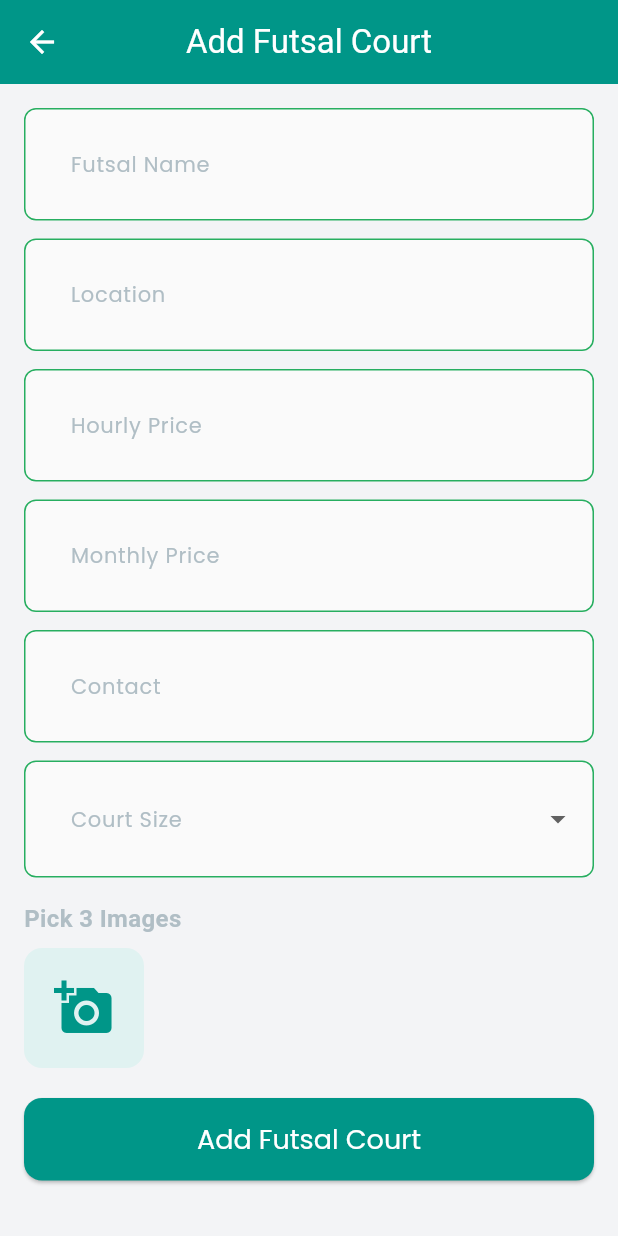
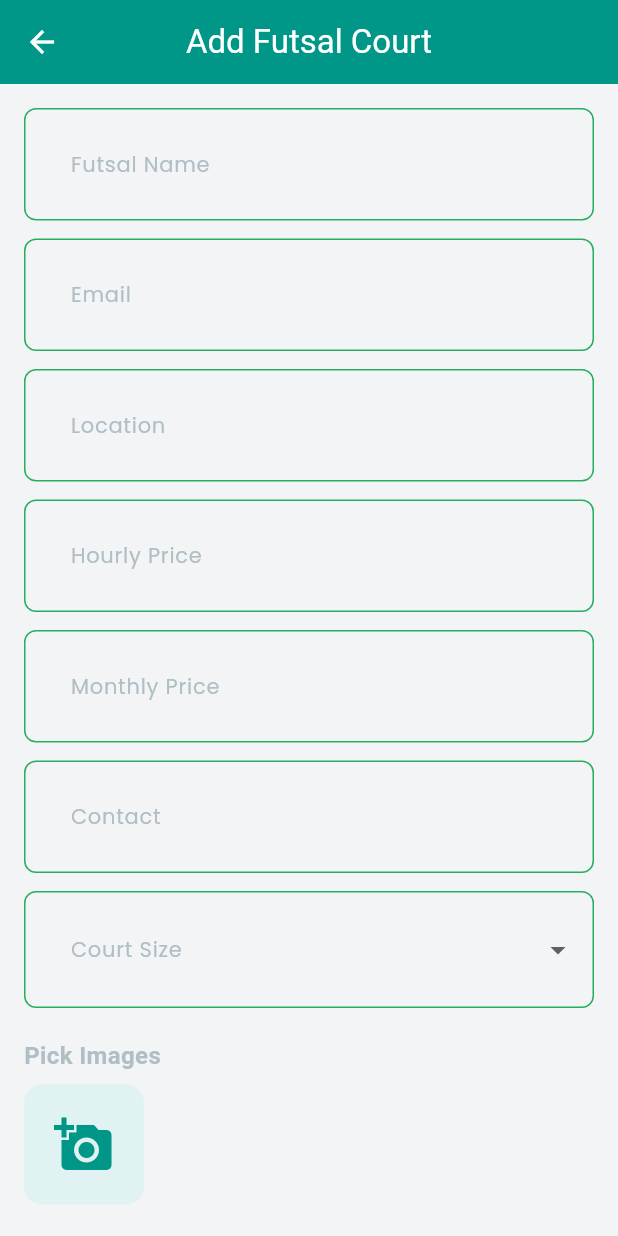
Before and after one commit to ashish10010/futsal_project, a Flutter app: the AddFutsal screen opened by its route, after a tap on the "add a photo" icon, on a phone screen of 412 x 824 dp. Run offline on Flutter 3.47's test engine with Material 3 defaults, Android fonts, the light colour scheme and no system bars; our stand-ins replace cached_network_image, carousel_slider, equatable, flutter_bloc, flutter_secure_storage, geolocator and 6 more; missing offline and left inert: khalti_flutter; accounts and stored records are empty.

Commit message:
"update:"

```diff
--- a/lib/service/image_picker_service.dart
+++ b/lib/service/image_picker_service.dart
@@ -6,7 +6,7 @@ class ImagePickerService {
 
 
   Future<List<File>> pickMultipleImages(int count) async {
-    final List<XFile>? pickedFiles = await _picker.pickMultiImage();
+    final List<XFile> pickedFiles = await _picker.pickMultiImage();
 
     if (pickedFiles != null) {
 
--- /dev/null
+++ b/lib/src/core/constants/images.dart
@@ -0,0 +1,6 @@
+String addfutsalcardimgUrl =
+    "https://firebasestorage.googleapis.com/v0/b/quicksal-da7b9.firebasestorage.app/o/moon_futsal2.jpg?alt=media&token=32d96816-6b5c-43bb-93cf-7b95a6c51696";
+String addfutsalImg1Url =
+    "https://firebasestorage.googleapis.com/v0/b/quicksal-da7b9.firebasestorage.app/o/moon_futsal1.jpg?alt=media&token=ab3519ff-8c51-47dc-9616-114f731f4272";
+String addFutsalImg2Url =
+    "https://firebasestorage.googleapis.com/v0/b/quicksal-da7b9.firebasestorage.app/o/moon_futsal2.jpg?alt=media&token=32d96816-6b5c-43bb-93cf-7b95a6c51696";
--- a/lib/src/core/constants/string.dart
+++ b/lib/src/core/constants/string.dart
@@ -1,5 +1,5 @@
 class AppString {
   static String title = 'QuickSal';
-  static String baseUrl=  'http://192.168.100.133:3000';
+  static String baseUrl=  'http://192.168.1.99:3000';
   static String googleApiKey = "AIzaSyBTJpfg-aQqTFSXPkssvjESvdKmsbkFTSM";
 }
--- a/lib/src/features/owner/presentation/add_futsal.dart
+++ b/lib/src/features/owner/presentation/add_futsal.dart
@@ -1,11 +1,10 @@
 import 'package:flutter/material.dart';
-import 'package:flutter_bloc/flutter_bloc.dart';
+import 'package:logger/logger.dart';
 import 'dart:io';
+import 'package:image_picker/image_picker.dart';
 import 'package:futsal_booking_app/service/auth_service.dart';
-import 'package:futsal_booking_app/service/cloud_storage_service.dart';
-import 'package:futsal_booking_app/service/image_picker_service.dart';
-import 'package:futsal_booking_app/cubit/field_cubit.dart';
-import 'package:futsal_booking_app/src/features/futsal/data/models/field_model.dart';
+import 'package:futsal_booking_app/service/field_service.dart';
+import '../../../core/constants/images.dart';
 
 class AddFutsal extends StatefulWidget {
   const AddFutsal({super.key});
@@ -16,67 +15,74 @@ class AddFutsal extends StatefulWidget {
 
 class _AddFutsalState extends State<AddFutsal> {
   final _formKey = GlobalKey<FormState>();
+  final Logger _logger = Logger();
 
+  // Controllers
   final TextEditingController nameController = TextEditingController();
+  final TextEditingController emailController = TextEditingController();
   final TextEditingController locationController = TextEditingController();
   final TextEditingController hourlyPriceController = TextEditingController();
   final TextEditingController monthlyPriceController = TextEditingController();
   final TextEditingController contactController = TextEditingController();
 
   String? selectedCourtSize;
-  final ImagePickerService _imagePickerService = ImagePickerService();
-  final CloudStorageService _cloudStorageService = CloudStorageService();
-
-  List<File> selectedImages = [];
   bool isLoading = false;
 
+  final FieldService _fieldService = FieldService();
+  final ImagePicker _imagePicker = ImagePicker();
+  List<File> selectedImages = [];
+
+  /// Pick multiple images
+  Future<void> _pickImages() async {
+    try {
+      final List<XFile>? images = await _imagePicker.pickMultiImage();
+
+      if (images != null && images.isNotEmpty) {
+        setState(() {
+          selectedImages = images.map((e) => File(e.path)).toList();
+        });
+        _logger.d("Images selected: ${selectedImages.map((e) => e.path)}");
+      } else {
+        _logger.w("No images were selected.");
+      }
+    } catch (e) {
+      _logger.e("Error picking images: $e");
+      ScaffoldMessenger.of(context).showSnackBar(
+        SnackBar(content: Text("Error picking images: $e")),
+      );
+    }
+  }
+
+
   Future<void> _submitForm() async {
-    if (_formKey.currentState!.validate() &&
-        selectedCourtSize != null &&
-        selectedImages.length == 3) {
+    if (_formKey.currentState!.validate() && selectedCourtSize != null) {
       setState(() => isLoading = true);
 
       try {
         final userId = await AuthService().getUserId();
         if (userId == null) throw Exception("User not authenticated.");
 
-        // Upload images to Cloud Storage
-        final cardImageUrl = await _cloudStorageService.uploadImage(
-          selectedImages[0],
-          "futsal_images/card_${DateTime.now()}",
-        );
-        final carouselImageUrl1 = await _cloudStorageService.uploadImage(
-          selectedImages[1],
-          "futsal_images/carousel1_${DateTime.now()}",
-
-        );
-        final carouselImageUrl2 = await _cloudStorageService.uploadImage(
-          selectedImages[2],
-          "futsal_images/carousel2_${DateTime.now()}",
-        );
-
-        final newFutsal = FieldModel(
-          id: '',
-          email: '',
+        await _fieldService.addFutsal(
           name: nameController.text,
+          email: emailController.text,
           location: locationController.text,
           hourlyPrice: hourlyPriceController.text,
           monthlyPrice: monthlyPriceController.text,
+          contact: contactController.text,
           courtSize: selectedCourtSize!,
-          contact: contactController.text,
-          cardImg: cardImageUrl,
-          img1: carouselImageUrl1,
-          img2: carouselImageUrl2,
           userId: userId,
+          cardImg: addfutsalcardimgUrl,
+          img1: addfutsalImg1Url,
+          img2: addFutsalImg2Url,
         );
 
-        await context.read<FieldCubit>().addField(newFutsal);
-
+        _logger.i("Futsal added successfully!");
         ScaffoldMessenger.of(context).showSnackBar(
           const SnackBar(content: Text('Futsal Court Added Successfully!')),
         );
         Navigator.pop(context);
       } catch (e) {
+        _logger.e("Error adding futsal: $e");
         ScaffoldMessenger.of(context).showSnackBar(
           SnackBar(content: Text('Error: $e')),
         );
@@ -84,19 +90,11 @@ class _AddFutsalState extends State<AddFutsal> {
         setState(() => isLoading = false);
       }
     } else {
+      _logger.w("Form validation failed or court size not selected.");
       ScaffoldMessenger.of(context).showSnackBar(
-        const SnackBar(
-            content:
-                Text('Please fill all fields and select 3 images!')),
+        const SnackBar(content: Text('Please fill all fields!')),
       );
     }
-  }
-
-  Future<void> _pickImages() async {
-    final images = await _imagePickerService.pickMultipleImages(3);
-    setState(() {
-      selectedImages = images.map((e) => File(e.path)).toList();
-    });
   }
 
   @override
@@ -104,9 +102,8 @@ class _AddFutsalState extends State<AddFutsal> {
     return Scaffold(
       appBar: AppBar(
         title: const Text("Add Futsal Court"),
+        backgroundColor: Colors.teal,
         centerTitle: true,
-        backgroundColor: Colors.teal,
-        elevation: 0,
       ),
       body: Stack(
         children: [
@@ -116,9 +113,9 @@ class _AddFutsalState extends State<AddFutsal> {
               child: Form(
                 key: _formKey,
                 child: Column(
-                  crossAxisAlignment: CrossAxisAlignment.stretch,
                   children: [
                     _buildTextField(nameController, "Futsal Name"),
+                    _buildTextField(emailController, "Email"),
                     _buildTextField(locationController, "Location"),
                     _buildTextField(hourlyPriceController, "Hourly Price",
                         isNumeric: true),
@@ -127,7 +124,7 @@ class _AddFutsalState extends State<AddFutsal> {
                     _buildTextField(contactController, "Contact",
                         isNumeric: true),
                     _buildCourtSizeDropdown(),
-                    const SizedBox(height: 16),
+                    const SizedBox(height: 20),
                     _buildImagePickerSection(),
                     const SizedBox(height: 20),
                     _buildSubmitButton(),
@@ -155,14 +152,14 @@ class _AddFutsalState extends State<AddFutsal> {
         keyboardType: isNumeric ? TextInputType.number : TextInputType.text,
         decoration: InputDecoration(
           labelText: label,
-          filled: true,
-          fillColor: Colors.grey.shade50,
-          border: OutlineInputBorder(
-            borderRadius: BorderRadius.circular(12),
+          border: OutlineInputBorder(borderRadius: BorderRadius.circular(12)),
         ),
-        ),
-        validator: (value) =>
-            value == null || value.isEmpty ? "Enter $label" : null,
+        validator: (value) {
+          if (value == null || value.trim().isEmpty) {
+            return "Please enter $label";
+          }
+          return null;
+        },
       ),
     );
   }
@@ -171,8 +168,6 @@ class _AddFutsalState extends State<AddFutsal> {
     return DropdownButtonFormField<String>(
       decoration: InputDecoration(
         labelText: "Court Size",
-        filled: true,
-        fillColor: Colors.grey.shade50,
         border: OutlineInputBorder(borderRadius: BorderRadius.circular(12)),
       ),
       value: selectedCourtSize,
@@ -180,6 +175,7 @@ class _AddFutsalState extends State<AddFutsal> {
           .map((size) => DropdownMenuItem(value: size, child: Text(size)))
           .toList(),
       onChanged: (value) => setState(() => selectedCourtSize = value),
+      validator: (value) => value == null ? "Please select a court size" : null,
     );
   }
 
@@ -188,7 +184,7 @@ class _AddFutsalState extends State<AddFutsal> {
       crossAxisAlignment: CrossAxisAlignment.start,
       children: [
         const Text(
-          "Pick 3 Images",
+          "Pick Images",
           style: TextStyle(fontSize: 16, fontWeight: FontWeight.bold),
         ),
         const SizedBox(height: 8),
@@ -203,18 +199,18 @@ class _AddFutsalState extends State<AddFutsal> {
                   color: Colors.teal.shade50,
                   borderRadius: BorderRadius.circular(12),
                 ),
-                child: const Icon(
-                  Icons.add_a_photo,
-                  size: 40,
-                  color: Colors.teal,
-                ),
+                child:
+                    const Icon(Icons.add_a_photo, size: 40, color: Colors.teal),
               ),
             ),
             const SizedBox(width: 12),
-            Wrap(
-              spacing: 10,
+            Expanded(
+              child: Wrap(
+                spacing: 8,
+                runSpacing: 8,
                 children: selectedImages
-                  .map((image) => ClipRRect(
+                    .map(
+                      (image) => ClipRRect(
                         borderRadius: BorderRadius.circular(8),
                         child: Image.file(
                           image,
@@ -222,8 +218,10 @@ class _AddFutsalState extends State<AddFutsal> {
                           width: 80,
                           fit: BoxFit.cover,
                         ),
-                      ))
+                      ),
+                    )
                     .toList(),
+              ),
             ),
           ],
         ),
@@ -232,17 +230,21 @@ class _AddFutsalState extends State<AddFutsal> {
   }
 
   Widget _buildSubmitButton() {
-    return ElevatedButton(
+    return SizedBox(
+      width: double.infinity,
+      child: ElevatedButton(
         onPressed: _submitForm,
         style: ElevatedButton.styleFrom(
+          backgroundColor: Colors.teal,
           padding: const EdgeInsets.symmetric(vertical: 14),
-        shape: RoundedRectangleBorder(borderRadius: BorderRadius.circular(12)),
-        backgroundColor: Colors.teal,
+          shape:
+              RoundedRectangleBorder(borderRadius: BorderRadius.circular(12)),
         ),
         child: const Text(
           "Add Futsal Court",
           style: TextStyle(fontSize: 18, color: Colors.white),
         ),
+      ),
     );
   }
 }
--- a/pubspec.yaml
+++ b/pubspec.yaml
@@ -41,11 +41,13 @@ dependencies:
   google_fonts: ^6.2.1
   google_maps_flutter: ^2.10.0
   http: ^1.2.2
+  http_parser: ^4.0.2
   image_picker: ^1.1.2
   intl: ^0.18.0
   khalti: ^2.0.0
   khalti_flutter: ^3.0.0
   latlong2: ^0.9.1
+  logger: ^2.5.0
   shared_preferences: ^2.3.3
   table_calendar: ^3.0.9
 
```
Also changed, not shown: lib/cubit/field_cubit.dart (+24 -4 lines), lib/service/cloud_storage_service.dart (+9 -13 lines), lib/service/field_service.dart (+44 -8 lines), lib/src/core/constants/constants.dart (line endings or trailing spaces), pubspec.lock. Lines whose indentation alone changed are shown as unchanged.
